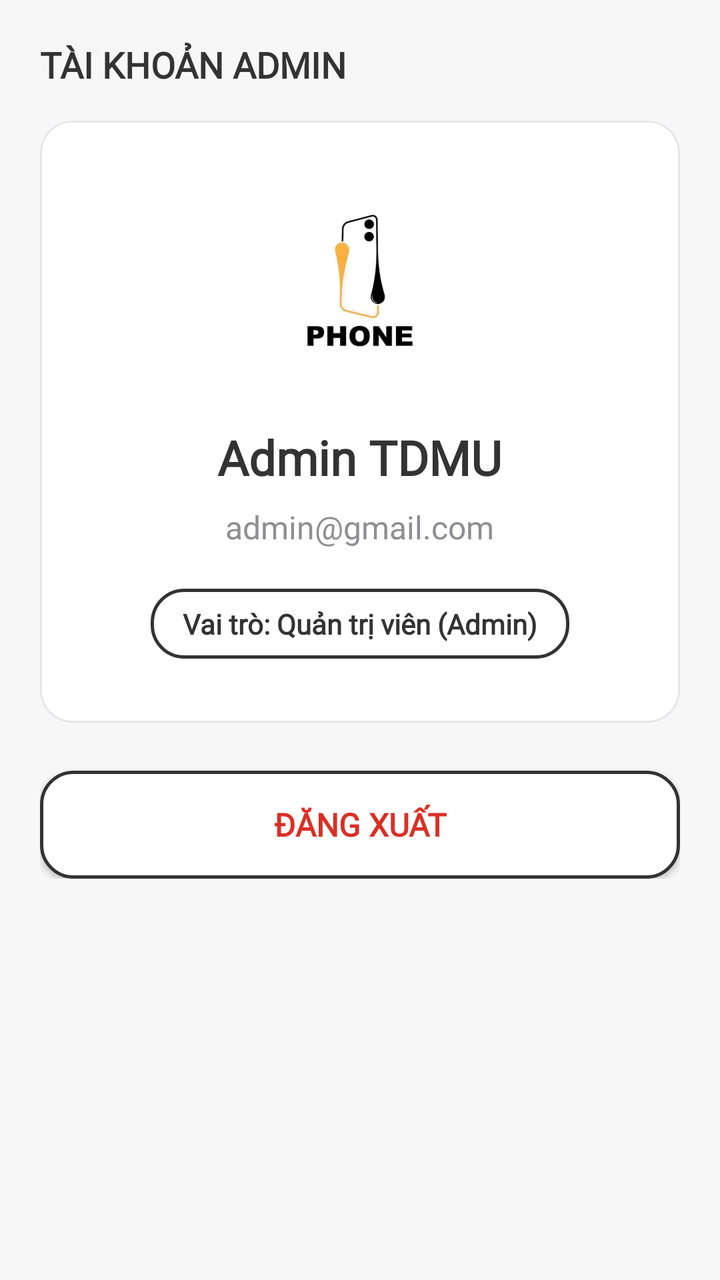
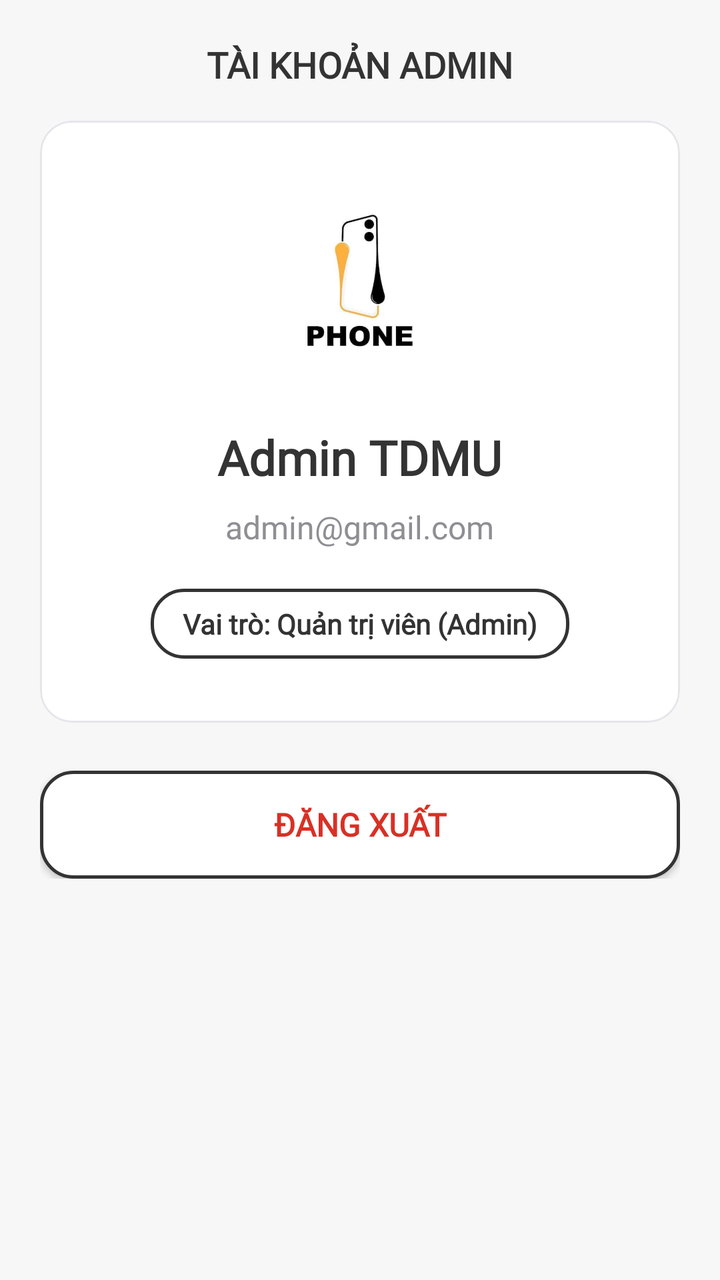

Two renders of the same Android screen: before a commit and after it. Below are the layout's source before the change and the commit's diff.
<!-- AndroidManifest.xml: application theme Theme.MobileDeviceStoreTDMU -->
<!-- res/layout/fragment_admin_profile.xml -->
<?xml version="1.0" encoding="utf-8"?>
<LinearLayout xmlns:android="http://schemas.android.com/apk/res/android"
    xmlns:app="http://schemas.android.com/apk/res-auto"
    android:layout_width="match_parent"
    android:layout_height="match_parent"
    android:orientation="vertical"
    android:background="@color/bg_light">

    <ScrollView
        android:layout_width="match_parent"
        android:layout_height="match_parent"
        android:clipToPadding="false"
        android:paddingBottom="24dp">

        <LinearLayout
            android:layout_width="match_parent"
            android:layout_height="wrap_content"
            android:orientation="vertical"
            android:padding="20dp">

            <TextView
                android:layout_width="match_parent"
                android:layout_height="wrap_content"
                android:text="TÀI KHOẢN ADMIN"
                android:fontFamily="@font/nunito"
                android:textColor="@color/text_primary"
                android:textSize="18sp"
                android:textStyle="bold"
                android:layout_marginBottom="16dp" />

            
            <com.google.android.material.card.MaterialCardView
                android:layout_width="match_parent"
                android:layout_height="wrap_content"
                android:layout_marginBottom="24dp"
                app:cardCornerRadius="16dp"
                app:cardElevation="0dp"
                app:strokeWidth="1dp"
                app:strokeColor="@color/stroke_light">

                <LinearLayout
                    android:layout_width="match_parent"
                    android:layout_height="wrap_content"
                    android:orientation="vertical"
                    android:gravity="center"
                    android:background="@color/bg_white"
                    android:padding="32dp">

                    <ImageView
                        android:layout_width="100dp"
                        android:layout_height="100dp"
                        android:src="@drawable/logo"
                        android:scaleType="fitCenter"
                        android:contentDescription="Avatar Admin"
                        android:layout_marginBottom="20dp" />

                    <TextView
                        android:id="@+id/tvProfileHoTen"
                        android:layout_width="wrap_content"
                        android:layout_height="wrap_content"
                        android:text="Admin TDMU"
                        android:textColor="@color/text_primary"
                        android:textSize="24sp"
                        android:textStyle="bold"
                        android:layout_marginBottom="8dp" />

                    <TextView
                        android:id="@+id/tvProfileEmail"
                        android:layout_width="wrap_content"
                        android:layout_height="wrap_content"
                        android:text="admin@gmail.com"
                        android:textColor="@color/text_secondary"
                        android:textSize="16sp"
                        android:layout_marginBottom="20dp" />

                    <TextView
                        android:layout_width="wrap_content"
                        android:layout_height="wrap_content"
                        android:text="Vai trò: Quản trị viên (Admin)"
                        android:textColor="@color/text_primary"
                        android:textSize="14sp"
                        android:textStyle="bold"
                        android:background="@drawable/bg_btn_secondary"
                        android:paddingHorizontal="16dp"
                        android:paddingVertical="8dp" />

                </LinearLayout>

            </com.google.android.material.card.MaterialCardView>

            
            <androidx.appcompat.widget.AppCompatButton
                android:id="@+id/btnProfileDangXuat"
                android:layout_width="match_parent"
                android:layout_height="54dp"
                android:text="ĐĂNG XUẤT"
                android:background="@drawable/bg_btn_secondary"
                android:textColor="#D93025"
                android:textSize="16sp"
                android:textStyle="bold"
                android:elevation="0dp" />

        </LinearLayout>

    </ScrollView>

</LinearLayout>
<!-- resources referenced by this layout -->
<resources>
  <color name="bg_light">#F7F7F7</color>
  <color name="bg_white">#FFFFFF</color>
  <color name="stroke_light">#E5E5EA</color>
  <color name="text_primary">#333333</color>
  <color name="text_secondary">#8E8E93</color>
  <!-- drawable bg_btn_secondary (drawable) -->
  <?xml version="1.0" encoding="utf-8"?>
  <shape xmlns:android="http://schemas.android.com/apk/res/android"
      android:shape="rectangle">
      <solid android:color="@color/bg_white" />
      <stroke android:width="1.5dp" android:color="@color/primary_black" />
      <corners android:radius="16dp" />
  </shape>
  <!-- drawable logo: jpg bitmap (drawable, 5396 bytes) -->
  <style name="Theme.MobileDeviceStoreTDMU" parent="Base.Theme.MobileDeviceStoreTDMU" />
  <color name="primary_black">#333333</color>
  <style name="Base.Theme.MobileDeviceStoreTDMU" parent="Theme.Material3.Light.NoActionBar">
          
          <item name="android:statusBarColor">@color/primary_yellow</item>
          <item name="android:windowLightStatusBar">true</item>
  
          <item name="android:navigationBarColor">@color/primary_yellow</item>
          <item name="android:windowLightNavigationBar" tools:targetApi="O_MR1">true</item>
          <item name="fontFamily">@font/nunito</item>
      </style>
  <color name="primary_yellow">#FDB623</color>
</resources>

<!-- the commit's change to res/layout/fragment_admin_profile.xml (unified diff, before → after) -->
@@ -18,10 +18,12 @@
             android:orientation="vertical"
             android:padding="20dp">
 
+            
             <TextView
                 android:layout_width="match_parent"
                 android:layout_height="wrap_content"
                 android:text="TÀI KHOẢN ADMIN"
+                android:gravity="center"
                 android:fontFamily="@font/nunito"
                 android:textColor="@color/text_primary"
                 android:textSize="18sp"
